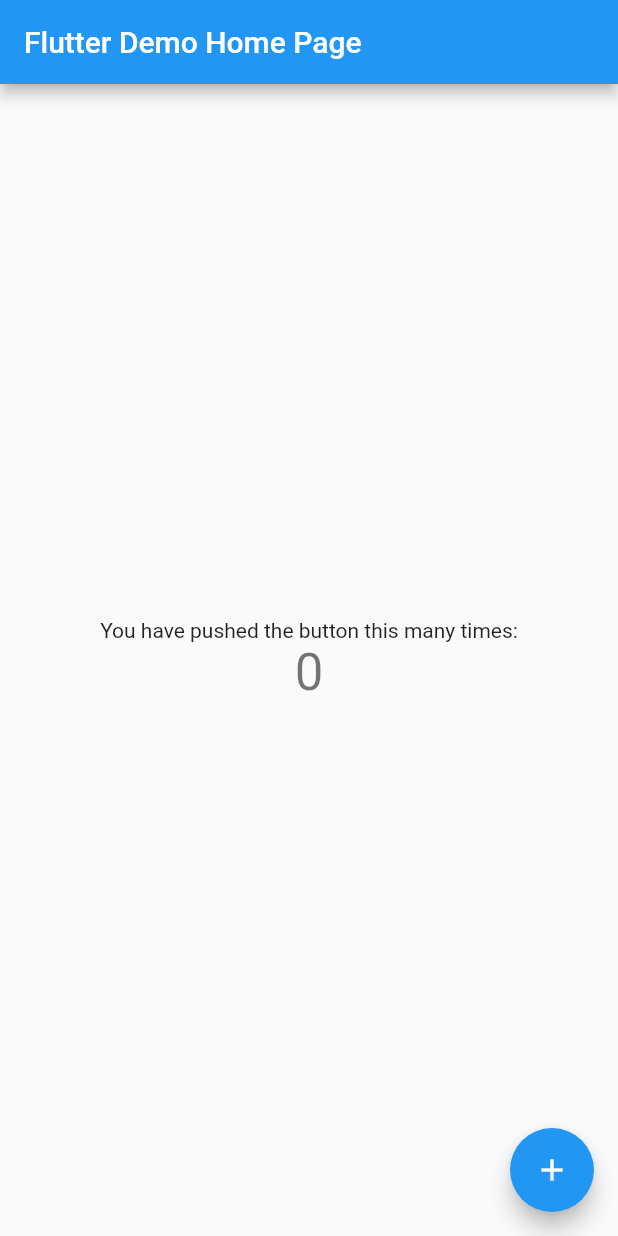
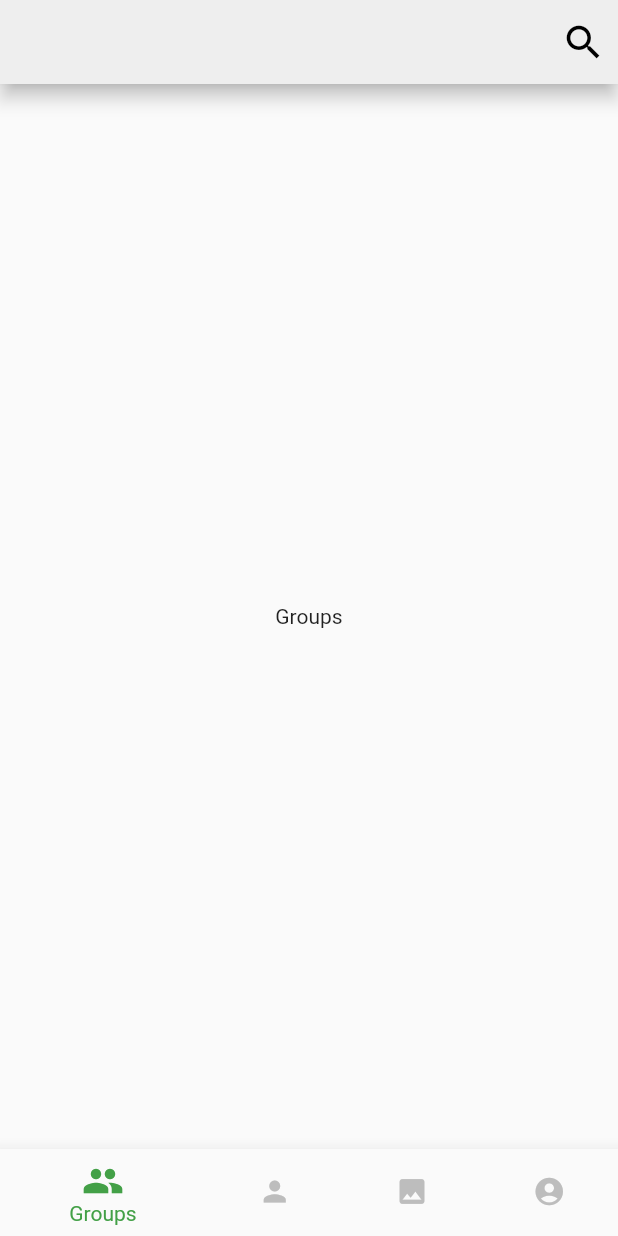
Before and after one commit to abhishek-900/splitwise_app, a Flutter app: the screen it shows after launch, on a phone screen of 412 x 824 dp. Run offline on Flutter 3.47's test engine with Material 2 defaults, Android fonts, the light colour scheme and no system bars.

Commit message:
second commit

```diff
--- /dev/null
+++ b/lib/bottomNavigationTab.dart
@@ -0,0 +1,66 @@
+import 'package:flutter/material.dart';
+import 'package:splitwise/pages/account.dart';
+import 'package:splitwise/pages/activity.dart';
+import 'package:splitwise/pages/friends.dart';
+import 'package:splitwise/pages/groups.dart';
+
+class BottomNavigationTab extends StatefulWidget {
+  @override
+  _BottomNavigationTabState createState() => _BottomNavigationTabState();
+}
+
+class _BottomNavigationTabState extends State<BottomNavigationTab> {
+  int _index = 0;
+
+  final List<Widget> _pages = [Groups(), Friends(), Activity(), Account()];
+
+  @override
+  Widget build(BuildContext context) {
+    return Scaffold(
+        bottomNavigationBar: BottomNavigationBar(
+            currentIndex: _index,
+            onTap: (index) {
+              setState(() {
+                this._index = index;
+              });
+            },
+            selectedItemColor: Colors.green[600],
+            selectedIconTheme: IconThemeData(size: 28),
+            unselectedItemColor: Colors.grey[400],
+            elevation: 10,
+            iconSize: 22,
+            items: [
+              BottomNavigationBarItem(
+                title: Text(
+                  "Groups",
+                ),
+                icon: Icon(
+                  Icons.group,
+                ),
+              ),
+              BottomNavigationBarItem(
+                title: Text(
+                  "Friends",
+                ),
+                icon: Icon(Icons.person),
+              ),
+              BottomNavigationBarItem(
+                title: Text(
+                  "Activity",
+                ),
+                icon: Icon(
+                  Icons.image,
+                ),
+              ),
+              BottomNavigationBarItem(
+                title: Text(
+                  "Account",
+                ),
+                icon: Icon(
+                  Icons.account_circle,
+                ),
+              ),
+            ]),
+        body: _pages[_index]);
+  }
+}
--- a/lib/main.dart
+++ b/lib/main.dart
@@ -1,4 +1,6 @@
 import 'package:flutter/material.dart';
+import 'package:splitwise/bottomNavigationTab.dart';
+import 'router.dart' as router;
 
 void main() {
   runApp(MyApp());
@@ -9,109 +11,14 @@
   @override
   Widget build(BuildContext context) {
     return MaterialApp(
-      title: 'Flutter Demo',
+      debugShowCheckedModeBanner: false,
+      title: 'SplitWise',
       theme: ThemeData(
-        // This is the theme of your application.
-        //
-        // Try running your application with "flutter run". You'll see the
-        // application has a blue toolbar. Then, without quitting the app, try
-        // changing the primarySwatch below to Colors.green and then invoke
-        // "hot reload" (press "r" in the console where you ran "flutter run",
-        // or simply save your changes to "hot reload" in a Flutter IDE).
-        // Notice that the counter didn't reset back to zero; the application
-        // is not restarted.
         primarySwatch: Colors.blue,
-        // This makes the visual density adapt to the platform that you run
-        // the app on. For desktop platforms, the controls will be smaller and
-        // closer together (more dense) than on mobile platforms.
         visualDensity: VisualDensity.adaptivePlatformDensity,
       ),
-      home: MyHomePage(title: 'Flutter Demo Home Page'),
+      onGenerateRoute: router.generateRoute,
+      initialRoute: '/',
     );
   }
 }
-
-class MyHomePage extends StatefulWidget {
-  MyHomePage({Key key, this.title}) : super(key: key);
-
-  // This widget is the home page of your application. It is stateful, meaning
-  // that it has a State object (defined below) that contains fields that affect
-  // how it looks.
-
-  // This class is the configuration for the state. It holds the values (in this
-  // case the title) provided by the parent (in this case the App widget) and
-  // used by the build method of the State. Fields in a Widget subclass are
-  // always marked "final".
-
-  final String title;
-
-  @override
-  _MyHomePageState createState() => _MyHomePageState();
-}
-
-class _MyHomePageState extends State<MyHomePage> {
-  int _counter = 0;
-
-  void _incrementCounter() {
-    setState(() {
-      // This call to setState tells the Flutter framework that something has
-      // changed in this State, which causes it to rerun the build method below
-      // so that the display can reflect the updated values. If we changed
-      // _counter without calling setState(), then the build method would not be
-      // called again, and so nothing would appear to happen.
-      _counter++;
-    });
-  }
-
-  @override
-  Widget build(BuildContext context) {
-    // This method is rerun every time setState is called, for instance as done
-    // by the _incrementCounter method above.
-    //
-    // The Flutter framework has been optimized to make rerunning build methods
-    // fast, so that you can just rebuild anything that needs updating rather
-    // than having to individually change instances of widgets.
-    return Scaffold(
-      appBar: AppBar(
-        // Here we take the value from the MyHomePage object that was created by
-        // the App.build method, and use it to set our appbar title.
-        title: Text(widget.title),
-      ),
-      body: Center(
-        // Center is a layout widget. It takes a single child and positions it
-        // in the middle of the parent.
-        child: Column(
-          // Column is also a layout widget. It takes a list of children and
-          // arranges them vertically. By default, it sizes itself to fit its
-          // children horizontally, and tries to be as tall as its parent.
-          //
-          // Invoke "debug painting" (press "p" in the console, choose the
-          // "Toggle Debug Paint" action from the Flutter Inspector in Android
-          // Studio, or the "Toggle Debug Paint" command in Visual Studio Code)
-          // to see the wireframe for each widget.
-          //
-          // Column has various properties to control how it sizes itself and
-          // how it positions its children. Here we use mainAxisAlignment to
-          // center the children vertically; the main axis here is the vertical
-          // axis because Columns are vertical (the cross axis would be
-          // horizontal).
-          mainAxisAlignment: MainAxisAlignment.center,
-          children: <Widget>[
-            Text(
-              'You have pushed the button this many times:',
-            ),
-            Text(
-              '$_counter',
-              style: Theme.of(context).textTheme.headline4,
-            ),
-          ],
-        ),
-      ),
-      floatingActionButton: FloatingActionButton(
-        onPressed: _incrementCounter,
-        tooltip: 'Increment',
-        child: Icon(Icons.add),
-      ), // This trailing comma makes auto-formatting nicer for build methods.
-    );
-  }
-}
--- /dev/null
+++ b/lib/pages/groups.dart
@@ -0,0 +1,32 @@
+import 'package:flutter/material.dart';
+
+class Groups extends StatelessWidget {
+  final appBar = AppBar(
+    elevation: 5,
+    actions: [
+      Padding(
+        padding: const EdgeInsets.only(right: 8.0),
+        child: Icon(
+          Icons.search,
+          size: 30,
+          color: Colors.black,
+        ),
+      )
+    ],
+    backgroundColor: Colors.grey[200],
+  );
+
+  @override
+  Widget build(BuildContext context) {
+    final appBarHeight = appBar.preferredSize.height;
+    final deviceHeight = MediaQuery.of(context).size.height;
+    final statusBarHeight = MediaQuery.of(context).padding.top;
+
+    return Scaffold(
+      appBar: appBar,
+      body: Center(
+        child: Text("Groups"),
+      ),
+    );
+  }
+}
--- /dev/null
+++ b/lib/router.dart
@@ -0,0 +1,20 @@
+import 'package:flutter/material.dart';
+import 'package:splitwise/bottomNavigationTab.dart';
+import 'package:splitwise/pages/account.dart';
+import 'package:splitwise/pages/friends.dart';
+import 'package:splitwise/pages/groups.dart';
+
+Route<dynamic> generateRoute(RouteSettings settings) {
+  switch (settings.name) {
+    case '/':
+      return MaterialPageRoute(builder: (context) => BottomNavigationTab());
+    case 'Friends':
+      return MaterialPageRoute(builder: (context) => Friends());
+    case 'Account':
+      return MaterialPageRoute(builder: (context) => Account());
+    case 'Groups':
+      return MaterialPageRoute(builder: (context) => Groups());
+    default:
+      return MaterialPageRoute(builder: (context) => BottomNavigationTab());
+  }
+}
```
Also changed, not shown: lib/pages/account.dart (added, +81 -0 lines), lib/pages/activity.dart (added, +12 -0 lines), lib/pages/friends.dart (added, +12 -0 lines).
